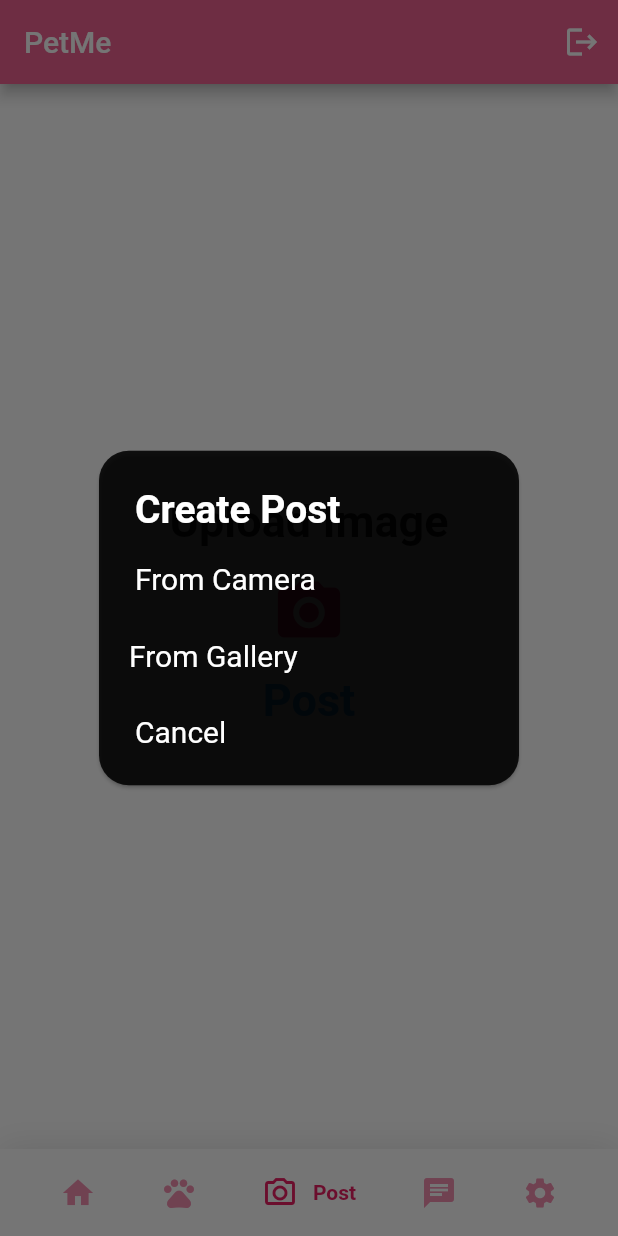
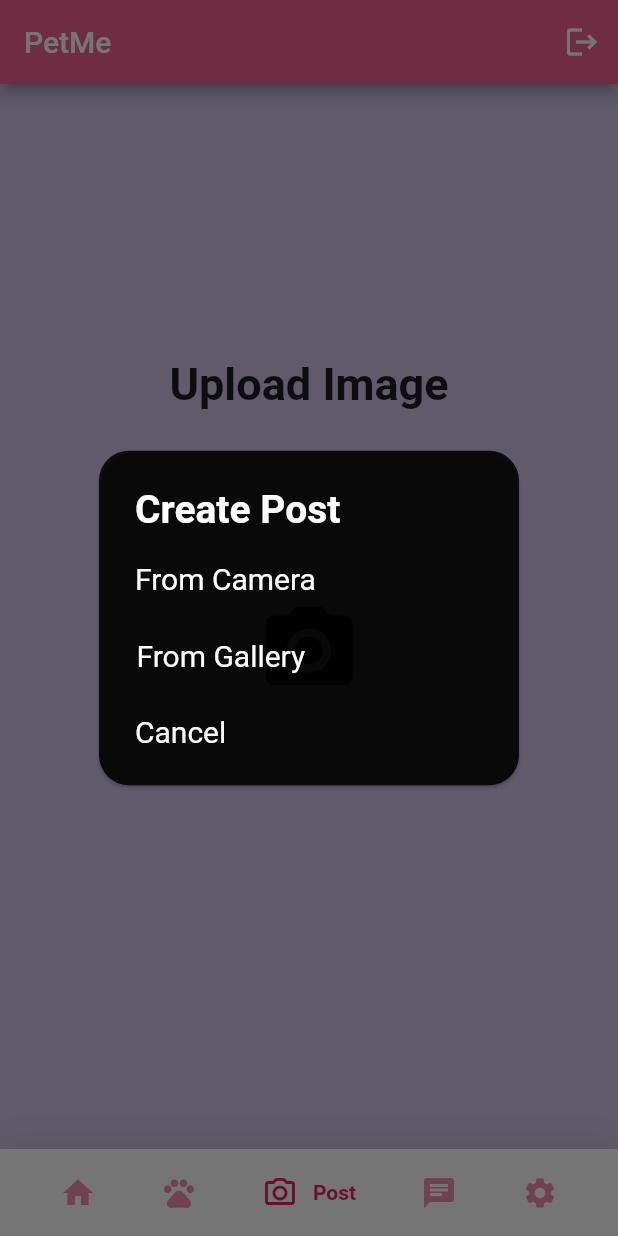
Before and after one commit to PetMeOfficial/PetMeOfficial, a Flutter app: the screen it shows once a user with an empty profile is signed in, item 3 of the bottom bar chosen, after a tap on the "camera alt" icon, on a phone screen of 412 x 824 dp. Run offline on Flutter 3.47's test engine with Material 2 defaults, Android fonts, the phone set to English and light mode, and no system bars; drawn by our look-alikes of avatar_glow, google_nav_bar; our stand-ins replace cloud_firestore, firebase_auth, firebase_core, firebase_storage, get, google_fonts and 1 more; accounts and stored records are empty.

Commit message:
Added UI elements like: 1) AvatarGlow on add_post_screen 2) Added SnackBars for Validation

```diff
--- a/petme/lib/Widgets/post_card.dart
+++ b/petme/lib/Widgets/post_card.dart
@@ -7,7 +7,7 @@ class PostCard extends StatelessWidget {
   @override
   Widget build(BuildContext context) {
     return Container(
-      color: Colors.purple[100],
+      color: Colors.deepPurple[100],
       padding: const EdgeInsets.symmetric(
         vertical: 10
       ),
--- a/petme/lib/screens/FirebaseFunctions/firestore_methods.dart
+++ b/petme/lib/screens/FirebaseFunctions/firestore_methods.dart
@@ -13,8 +13,7 @@ class FirestoreMethods{
   Future<String> uploadPost(Uint8List file) async {
     String res = "some error occured";
     try{
-      final storageMethods = StorageMethods();
-      String photoUrl = await storageMethods.uploadImageToStorage('posts', file, true);
+      String photoUrl = await StorageMethods().uploadImageToStorage('posts', file, true);
 
       Post post = Post(
         datePublished: DateTime.now(),
--- a/petme/lib/screens/HomeScreen/Navigation/add_post_screen.dart
+++ b/petme/lib/screens/HomeScreen/Navigation/add_post_screen.dart
@@ -1,15 +1,16 @@
-import 'dart:io';
 import 'dart:typed_data';
-import 'package:cloud_firestore/cloud_firestore.dart';
+import 'package:avatar_glow/avatar_glow.dart';
 import 'package:firebase_auth/firebase_auth.dart';
 import 'package:firebase_storage/firebase_storage.dart';
 import 'package:flutter/material.dart';
 import 'package:image_picker/image_picker.dart';
 import 'package:petme/screens/FirebaseFunctions/firestore_methods.dart';
-import 'package:petme/screens/Login/login_page.dart';
+import 'package:petme/screens/HomeScreen/Navigation/pet_page.dart';
+import 'package:petme/screens/HomeScreen/Navigation/settings_page.dart';
+import 'package:petme/screens/HomeScreen/main_page.dart';
 
-
-import '../../../providers/user_provider.dart';
+import 'chat_page.dart';
+import 'home_page.dart';
 
 class AddPostScreen extends StatefulWidget {
   const AddPostScreen({Key? key}) : super(key: key);
@@ -19,21 +20,22 @@ class AddPostScreen extends StatefulWidget {
 }
 
 class _AddPostScreenState extends State<AddPostScreen> {
+
   Uint8List? _file;
+  PageController pageController = PageController();
 
   void postImage() async {
-    try{
+    try {
       String res = await FirestoreMethods().uploadPost(
         _file!,
       );
 
-
-      if(res == "Success"){
+      if (res == "Success") {
         debugPrint("Successful");
-      }else{
+      } else {
         debugPrint("Failed");
       }
-    } catch(e){
+    } catch (e) {
       debugPrint(e.toString());
     }
   }
@@ -41,42 +43,47 @@ class _AddPostScreenState extends State<AddPostScreen> {
   pickImage(ImageSource source) async {
     final ImagePicker imagepicker = ImagePicker();
     XFile? file = await imagepicker.pickImage(source: source);
-    if(file != null){
+    if (file != null) {
       return await file.readAsBytes();
     }
     debugPrint("No Image Selected");
   }
+
   void clearImage() {
     setState(() {
       _file = null;
     });
   }
 
-  selectImage(parentContext){
+  selectImage(parentContext) {
     return showDialog(
         context: parentContext,
-        builder: (context){
+        builder: (context) {
           return SimpleDialog(
-            shape: RoundedRectangleBorder(borderRadius: BorderRadius.circular(20)),
+            shape:
+                RoundedRectangleBorder(borderRadius: BorderRadius.circular(20)),
             elevation: 1,
             backgroundColor: Colors.black87,
             title: const Text(
-              "Create Post",style: TextStyle(
+              "Create Post",
+              style: TextStyle(
                   fontSize: 26,
                   fontWeight: FontWeight.bold,
-                color: Colors.white
-            ),
+                  color: Colors.white),
             ),
             children: <Widget>[
               SimpleDialogOption(
-                onPressed:  () async {
+                onPressed: () async {
                   Navigator.of(context).pop();
                   Uint8List file = await pickImage(ImageSource.camera);
                   setState(() {
                     _file = file;
                   });
                 },
-                child: const Text("From Camera",style: TextStyle(fontSize: 20,color: Colors.white),),
+                child: const Text(
+                  "From Camera",
+                  style: TextStyle(fontSize: 20, color: Colors.white),
+                ),
               ),
               SimpleDialogOption(
                 onPressed: () async {
@@ -86,57 +93,86 @@ class _AddPostScreenState extends State<AddPostScreen> {
                     _file = file;
                   });
                 },
-                padding: const EdgeInsets.symmetric(horizontal: 20,vertical: 20),
-                child: const Text("From Gallery",style: TextStyle(fontSize: 20,color: Colors.white),),
+                padding:
+                    const EdgeInsets.symmetric(horizontal: 25, vertical: 20),
+                child: const Text(
+                  "From Gallery",
+                  style: TextStyle(fontSize: 20, color: Colors.white),
+                ),
               ),
               SimpleDialogOption(
-                child: const Text("Cancel",style: TextStyle(fontSize: 20,color: Colors.white),),
-                onPressed: () => Navigator.pop(context),
+                child: const Text(
+                  "Cancel",
+                  style: TextStyle(fontSize: 20, color: Colors.white),
+                ),
+                onPressed: () {
+                  Navigator.pop(context);
+                  Navigator.pushReplacement(
+                      context,
+                      MaterialPageRoute(
+                          builder: (context) => const MainPage()));
+                  final snack = SnackBar(
+                    duration: const Duration(seconds: 2),
+                    content: const Center(
+                      child: Text(
+                        "Cancelled!",
+                        style: TextStyle(
+                          color: Colors.black,
+                          fontWeight: FontWeight.bold,
+                          fontSize: 20,
+                        ),
+                      ),
+                    ),
+                    margin: const EdgeInsets.symmetric(
+                        vertical: 16, horizontal: 12),
+                    behavior: SnackBarBehavior.floating,
+                    backgroundColor: Colors.red[300],
+                    elevation: 0,
+                  );
+                  ScaffoldMessenger.of(context).showSnackBar(snack);
+                },
               ),
             ],
           );
-        }
-    );
+        });
   }
 
   @override
   Widget build(BuildContext context) {
     // final UserProvider userProvider = Provider.of<UserProvider>(context);
-    final user = FirebaseAuth.instance.currentUser!;
-    return _file == null? Column(
+    return _file == null
+        ? Container(
+          color: Colors.deepPurple[100],
+          padding: const EdgeInsets.all(100),
+          child: Column(
               mainAxisAlignment: MainAxisAlignment.center,
               children: [
                 Container(
                   padding: const EdgeInsets.only(bottom: 10),
                   child: const Text(
-            "Upload Image" ,
+                    "Upload Image",
                     style: TextStyle(
                         fontWeight: FontWeight.bold,
                         fontSize: 30,
-                color: Colors.black87
+                        color: Colors.black87),
                   ),
                 ),
-        ),
-        IconButton(
+                AvatarGlow(
+                  endRadius: 150,
+                  glowColor: Colors.pinkAccent,
+                  repeatPauseDuration: const Duration(milliseconds: 100),
+                  duration: const Duration(milliseconds: 3000),
+                  child: IconButton(
                     icon: const Icon(Icons.camera_alt),
-          iconSize: 50,
-          color: Colors.pink,
+                    iconSize: 70,
+                    color: Colors.black87,
                     onPressed: () => selectImage(context),
-        ),
-        TextButton(
-            onPressed: () => postImage(),
-            child: const Text(
-                'Post',
-              style: TextStyle(
-                color: Colors.blue,
-                fontSize: 30,
-                fontWeight: FontWeight.bold,
-              ),
                   ),
                 ),
               ],
-    ):
-    Scaffold(
+            ),
+        )
+        : Scaffold(
             appBar: AppBar(
               backgroundColor: Colors.black,
               leading: IconButton(
@@ -151,6 +187,26 @@ class _AddPostScreenState extends State<AddPostScreen> {
                 TextButton(
                   onPressed: () {
                     postImage();
+                    Navigator.pushReplacement(
+                        context,
+                        MaterialPageRoute(
+                            builder: (context) => const MainPage()));
+                    final snackBar = SnackBar(
+                      content: const Center(
+                        child: Text("Successfully Posted !",
+                            style: TextStyle(
+                              color: Colors.black,
+                              // fontWeight: FontWeight.bold,
+                              fontSize: 20,
+                            )),
+                      ),
+                      duration: const Duration(seconds: 3),
+                      backgroundColor: Colors.green[200],
+                      margin: const EdgeInsets.symmetric(
+                          vertical: 16, horizontal: 12),
+                      behavior: SnackBarBehavior.floating,
+                    );
+                    ScaffoldMessenger.of(context).showSnackBar(snackBar);
                   },
                   child: const Text(
                     "Post",
--- a/petme/lib/screens/HomeScreen/main_page.dart
+++ b/petme/lib/screens/HomeScreen/main_page.dart
@@ -1,6 +1,7 @@
 import 'package:flutter/material.dart';
 import 'package:firebase_auth/firebase_auth.dart';
 import 'package:get/get.dart';
+import 'package:google_fonts/google_fonts.dart';
 import 'package:google_nav_bar/google_nav_bar.dart';
 import 'package:petme/screens/HomeScreen/Navigation/chat_page.dart';
 import 'package:petme/screens/HomeScreen/Navigation/home_page.dart';
@@ -64,10 +65,12 @@ class _MainPageState extends State<MainPage> {
             padding: const EdgeInsets.symmetric(horizontal: 30.0, vertical: 7),
             child: GNav(
               gap: 10,
-              duration: const Duration(microseconds: 9),
+              duration: const Duration(microseconds: 100),
               backgroundColor: Colors.white54,
               color: Colors.pink[200],
               activeColor: Colors.pink,
+              curve: Curves.bounceIn,
+              // tabBorder: Border.all(color: Colors.black87),
               // tabBackgroundColor: Colors.black,
               padding: const EdgeInsets.all(10),
               tabs: const [
--- a/petme/lib/screens/main.dart
+++ b/petme/lib/screens/main.dart
@@ -1,4 +1,5 @@
 import 'package:flutter/material.dart';
+import 'package:petme/screens/HomeScreen/main_page.dart';
 import 'package:petme/screens/Registration/Adopter/adopterSignUp.dart';
 import 'package:petme/screens/Login/login_page.dart';
 import 'package:petme/screens/Registration/Pet/petSignUp.dart';
@@ -17,10 +18,11 @@ void main() async {
     initialRoute: 'splash',
     routes: {
       'login': (context) => MyLogin(),
-      'signup': (context) => SignUp(),
-      'splash': (context) => SplashScreen(),
-      'adopter': (context) => adopterSignUp(),
-      'forgot': (context) => ForgotPass(),
+      'signup': (context) => const SignUp(),
+      'splash': (context) => const SplashScreen(),
+      'adopter': (context) => const adopterSignUp(),
+      'forgot': (context) => const ForgotPass(),
+      'mainPage': (context) => const MainPage(),
     },
   ));
 }
--- a/petme/pubspec.yaml
+++ b/petme/pubspec.yaml
@@ -44,6 +44,7 @@ dependencies:
   firebase_storage: ^11.0.14
   image_picker: ^0.8.6+3
   uuid: ^3.0.7
+  avatar_glow: ^2.0.2
 
 dev_dependencies:
   flutter_test:
```
Also changed, not shown: petme/pubspec.lock. Lines whose indentation alone changed are shown as unchanged.
